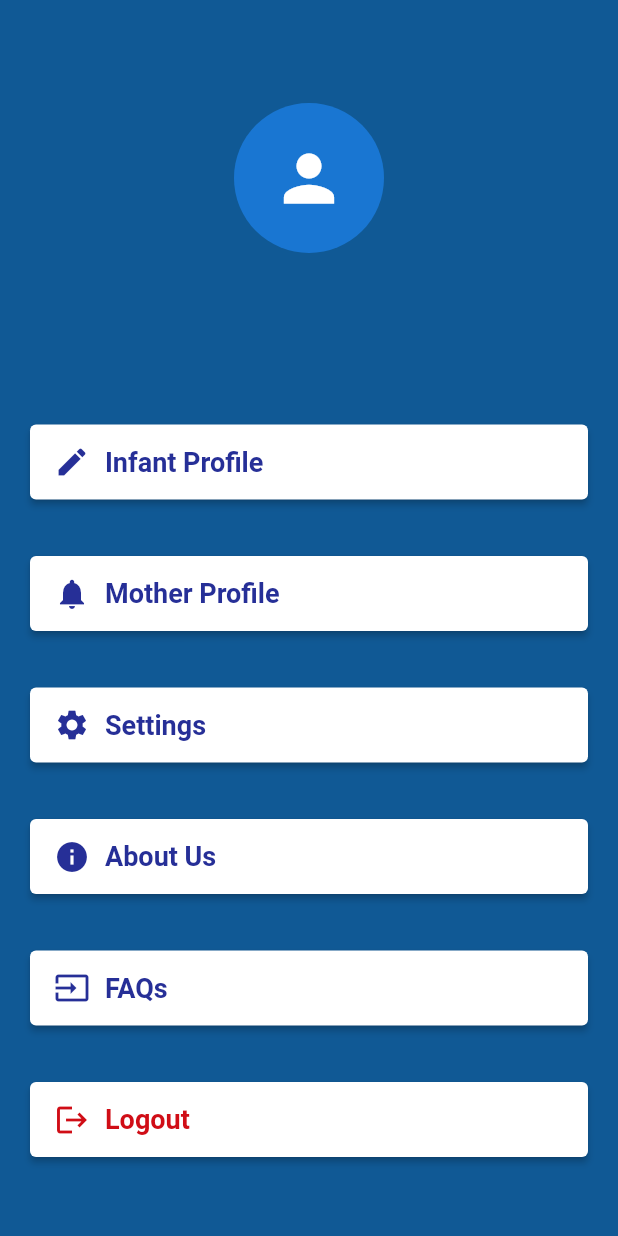
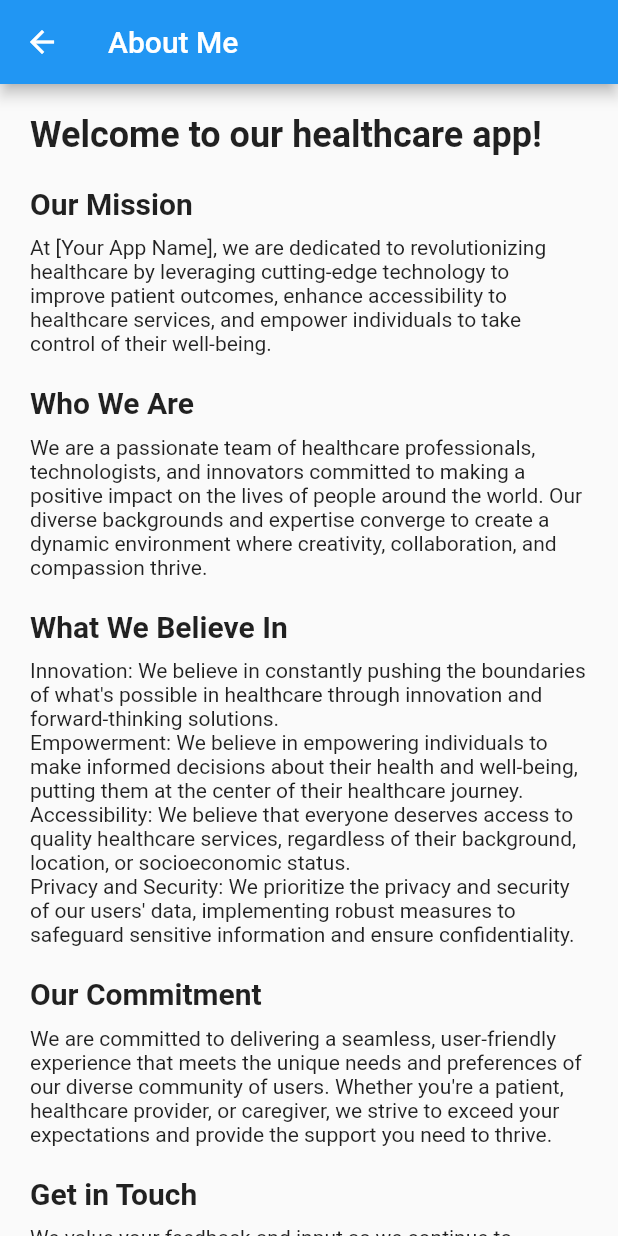
Before and after one commit to Gairik-Shandilya/Infant-PhysioTherapy, a Flutter app: the MotherProfile screen opened directly, after a tap on "About Us", on a phone screen of 412 x 824 dp. Run offline on Flutter 3.47's test engine with Material 2 defaults, Android fonts, the light colour scheme and no system bars; our stand-ins replace cloud_firestore, firebase_auth, firebase_core, firebase_storage, image_cropper, image_picker and 1 more; accounts and stored records are empty; generated files the repository leaves out were written again.

Commit message:
Refactoring changes

```diff
--- a/lib/doctors/d_homepage.dart
+++ b/lib/doctors/d_homepage.dart
@@ -2,7 +2,7 @@ import 'package:flutter/material.dart';
 import 'package:firebase_auth/firebase_auth.dart';
 import 'package:physiotherapy/components/articleList.dart';
 import 'package:physiotherapy/doctors/d_writearticle.dart';
-import 'package:physiotherapy/firestore_services.dart/m_services.dart';
+import 'package:physiotherapy/models/m_services.dart';
 
 class Article {
   final String title;
--- a/lib/doctors/d_profile.dart
+++ b/lib/doctors/d_profile.dart
@@ -7,9 +7,9 @@ import 'package:flutter/cupertino.dart';
 import 'package:flutter/material.dart';
 import 'package:image_cropper/image_cropper.dart';
 import 'package:image_picker/image_picker.dart';
-import 'package:physiotherapy/doctors/Faq_about.dart';
-import 'package:physiotherapy/firestore_services.dart/m_services.dart';
-import 'package:physiotherapy/mothers/m_editprofile.dart';
+import 'package:physiotherapy/models/Faq_about.dart';
+import 'package:physiotherapy/models/m_services.dart';
+import 'package:physiotherapy/models/m_editprofile.dart';
 import 'package:physiotherapy/pages/profile_selection.dart';
 
 class DoctorProfile extends StatefulWidget {
@@ -242,7 +242,13 @@ class _DoctorProfileState extends State<DoctorProfile> {
                           double.infinity, 50), // Set the height as needed
                     ),
                   ),
-                  onPressed: () {},
+                  onPressed: () {
+                    Navigator.push(
+                        context,
+                        MaterialPageRoute(
+                          builder: (context) => AboutMePage(),
+                        ));
+                  },
                   child: Row(
                     children: const [
                       Icon(
--- a/lib/doctors/d_writearticle.dart
+++ b/lib/doctors/d_writearticle.dart
@@ -1,7 +1,7 @@
 import 'package:flutter/material.dart';
 import 'package:cloud_firestore/cloud_firestore.dart';
 import 'package:firebase_auth/firebase_auth.dart';
-import 'package:physiotherapy/firestore_services.dart/m_services.dart';
+import 'package:physiotherapy/models/m_services.dart';
 
 class Article {
   final String title;
--- a/lib/doctors/Faq_about.dart
+++ b/lib/models/Faq_about.dart
@@ -1,9 +1,111 @@
+import 'package:flutter/material.dart';
 
-import 'package:flutter/material.dart';
+class AboutMePage extends StatelessWidget {
+  @override
+  Widget build(BuildContext context) {
+    return Scaffold(
+      appBar: AppBar(
+        title: Text('About Me'),
+      ),
+      body: SingleChildScrollView(
+        padding: EdgeInsets.all(20.0),
+        child: Column(
+          crossAxisAlignment: CrossAxisAlignment.start,
+          children: [
+            Text(
+              'Welcome to our healthcare app!',
+              style: TextStyle(
+                fontSize: 24,
+                fontWeight: FontWeight.bold,
+              ),
+            ),
+            SizedBox(height: 20),
+            Text(
+              'Our Mission',
+              style: TextStyle(
+                fontSize: 20,
+                fontWeight: FontWeight.bold,
+              ),
+            ),
+            SizedBox(height: 10),
+            Text(
+              'At [Your App Name], we are dedicated to revolutionizing healthcare by leveraging cutting-edge technology to improve patient outcomes, enhance accessibility to healthcare services, and empower individuals to take control of their well-being.',
+            ),
+            SizedBox(height: 20),
+            Text(
+              'Who We Are',
+              style: TextStyle(
+                fontSize: 20,
+                fontWeight: FontWeight.bold,
+              ),
+            ),
+            SizedBox(height: 10),
+            Text(
+              'We are a passionate team of healthcare professionals, technologists, and innovators committed to making a positive impact on the lives of people around the world. Our diverse backgrounds and expertise converge to create a dynamic environment where creativity, collaboration, and compassion thrive.',
+            ),
+            SizedBox(height: 20),
+            Text(
+              'What We Believe In',
+              style: TextStyle(
+                fontSize: 20,
+                fontWeight: FontWeight.bold,
+              ),
+            ),
+            SizedBox(height: 10),
+            Text(
+              'Innovation: We believe in constantly pushing the boundaries of what\'s possible in healthcare through innovation and forward-thinking solutions.',
+            ),
+            Text(
+              'Empowerment: We believe in empowering individuals to make informed decisions about their health and well-being, putting them at the center of their healthcare journey.',
+            ),
+            Text(
+              'Accessibility: We believe that everyone deserves access to quality healthcare services, regardless of their background, location, or socioeconomic status.',
+            ),
+            Text(
+              'Privacy and Security: We prioritize the privacy and security of our users\' data, implementing robust measures to safeguard sensitive information and ensure confidentiality.',
+            ),
+            SizedBox(height: 20),
+            Text(
+              'Our Commitment',
+              style: TextStyle(
+                fontSize: 20,
+                fontWeight: FontWeight.bold,
+              ),
+            ),
+            SizedBox(height: 10),
+            Text(
+              'We are committed to delivering a seamless, user-friendly experience that meets the unique needs and preferences of our diverse community of users. Whether you\'re a patient, healthcare provider, or caregiver, we strive to exceed your expectations and provide the support you need to thrive.',
+            ),
+            SizedBox(height: 20),
+            Text(
+              'Get in Touch',
+              style: TextStyle(
+                fontSize: 20,
+                fontWeight: FontWeight.bold,
+              ),
+            ),
+            SizedBox(height: 10),
+            Text(
+              'We value your feedback and input as we continue to improve and evolve our app. If you have any questions, suggestions, or just want to say hello, please don\'t hesitate to reach out to us. We\'re here for you every step of the way.',
+            ),
+            SizedBox(height: 20),
+            Text(
+              'Thank you for choosing [Your App Name]. Together, let\'s build a healthier, happier world!',
+              style: TextStyle(
+                fontWeight: FontWeight.bold,
+              ),
+            ),
+          ],
+        ),
+      ),
+    );
+  }
+}
+
 
 class DoctorFAQ {
   // Define a list to store FAQ items
-  List<Map<String, String>> _faqList = [
+  final List<Map<String, String>> _faqList = [
     {
       'question': 'How do I add items to the doctor\'s checklist?',
       'answer':
@@ -64,7 +166,7 @@ class _DoctorChecklistFAQState extends State<DoctorChecklistFAQ> {
     return Scaffold(
       appBar: AppBar(
         backgroundColor: const Color.fromARGB(255, 16, 89, 149),
-        title: Text('FAQs'),
+        title: const Text('FAQs'),
       ),
       body: ListView.builder(
         itemCount: f1._faqList.length,
@@ -86,7 +188,7 @@ class _DoctorChecklistFAQState extends State<DoctorChecklistFAQ> {
 
 class MotherFAQ {
   // Define a list to store FAQ items
-  List<Map<String, String>> _faqList = [
+  final List<Map<String, String>> _faqList = [
     {
       'question': 'How do I add items to the doctor\'s checklist?',
       'answer':
@@ -147,7 +249,7 @@ class _MotherChecklistFAQState extends State<MotherChecklistFAQ> {
     return Scaffold(
       appBar: AppBar(
         backgroundColor: const Color.fromARGB(255, 16, 89, 149),
-        title: Text('FAQs'),
+        title: const Text('FAQs'),
       ),
       body: ListView.builder(
         itemCount: f1._faqList.length,
--- a/lib/models/checklist.dart
+++ b/lib/models/checklist.dart
@@ -1,7 +1,7 @@
 import 'package:flutter/material.dart';
 import 'package:cloud_firestore/cloud_firestore.dart';
 import 'package:firebase_auth/firebase_auth.dart';
-import 'package:physiotherapy/firestore_services.dart/m_services.dart';
+import 'package:physiotherapy/models/m_services.dart';
 
 class ChecklistItem {
   String id;
--- a/lib/mothers/m_homepage.dart
+++ b/lib/mothers/m_homepage.dart
@@ -1,6 +1,6 @@
 import 'package:flutter/material.dart';
 import 'package:physiotherapy/components/articleList.dart';
-import 'package:physiotherapy/firestore_services.dart/m_services.dart';
+import 'package:physiotherapy/models/m_services.dart';
 
 class MotherHomePage extends StatefulWidget {
   const MotherHomePage({super.key});
--- a/lib/mothers/m_profile.dart
+++ b/lib/mothers/m_profile.dart
@@ -7,9 +7,9 @@ import 'package:flutter/cupertino.dart';
 import 'package:flutter/material.dart';
 import 'package:image_cropper/image_cropper.dart';
 import 'package:image_picker/image_picker.dart';
-import 'package:physiotherapy/doctors/Faq_about.dart';
-import 'package:physiotherapy/firestore_services.dart/m_services.dart';
-import 'package:physiotherapy/mothers/m_editprofile.dart';
+import 'package:physiotherapy/models/Faq_about.dart';
+import 'package:physiotherapy/models/m_services.dart';
+import 'package:physiotherapy/models/m_editprofile.dart';
 import 'package:physiotherapy/pages/profile_selection.dart';
 
 class MotherProfile extends StatefulWidget {
@@ -43,7 +43,7 @@ class _MotherProfileState extends State<MotherProfile> {
   void cropImage(XFile file) async {
     CroppedFile? croppedFile = await ImageCropper().cropImage(
         compressQuality: 20,
-        aspectRatio:const CropAspectRatio(ratioX: 1, ratioY: 1),
+        aspectRatio: const CropAspectRatio(ratioX: 1, ratioY: 1),
         sourcePath: file.path);
     if (croppedFile != null) {
       File? croppedImage = File(croppedFile.path);
@@ -82,7 +82,7 @@ class _MotherProfileState extends State<MotherProfile> {
         context: context,
         builder: (context) {
           return AlertDialog(
-            title:const Text("Upload Profile Picture"),
+            title: const Text("Upload Profile Picture"),
             content: Column(
               mainAxisSize: MainAxisSize.min,
               children: [
@@ -146,7 +146,8 @@ class _MotherProfileState extends State<MotherProfile> {
                     backgroundColor:
                         MaterialStateProperty.all<Color>(Colors.white),
                     minimumSize: MaterialStateProperty.all<Size>(
-                      const Size(double.infinity, 50), // Set the height as needed
+                      const Size(
+                          double.infinity, 50), // Set the height as needed
                     ),
                   ),
                   onPressed: () {
@@ -179,7 +180,8 @@ class _MotherProfileState extends State<MotherProfile> {
                     backgroundColor:
                         MaterialStateProperty.all<Color>(Colors.white),
                     minimumSize: MaterialStateProperty.all<Size>(
-                      const Size(double.infinity, 50), // Set the height as needed
+                      const Size(
+                          double.infinity, 50), // Set the height as needed
                     ),
                   ),
                   onPressed: () {},
@@ -207,38 +209,17 @@ class _MotherProfileState extends State<MotherProfile> {
                     backgroundColor:
                         MaterialStateProperty.all<Color>(Colors.white),
                     minimumSize: MaterialStateProperty.all<Size>(
-                      const Size(double.infinity, 50), // Set the height as needed
+                      const Size(
+                          double.infinity, 50), // Set the height as needed
                     ),
                   ),
-                  onPressed: () {},
-                  child: Row(
-                    children: const [
-                      Icon(
-                        Icons.settings,
-                        color: Color.fromRGBO(38, 47, 151, 1),
-                      ),
-                      SizedBox(
-                        width: 10,
-                      ),
-                      Text(
-                        "Settings",
-                        style: TextStyle(
-                          fontSize: 18,
-                          fontWeight: FontWeight.bold,
-                          color: Color.fromRGBO(38, 47, 151, 1),
-                        ),
-                      ),
-                    ],
-                  )),
-              ElevatedButton(
-                  style: ButtonStyle(
-                    backgroundColor:
-                        MaterialStateProperty.all<Color>(Colors.white),
-                    minimumSize: MaterialStateProperty.all<Size>(
-                      const Size(double.infinity, 50), // Set the height as needed
-                    ),
-                  ),
-                  onPressed: () {},
+                  onPressed: () {
+                    Navigator.push(
+                        context,
+                        MaterialPageRoute(
+                          builder: (context) => AboutMePage(),
+                        ));
+                  },
                   child: Row(
                     children: const [
                       Icon(
@@ -297,7 +278,8 @@ class _MotherProfileState extends State<MotherProfile> {
                     backgroundColor:
                         MaterialStateProperty.all<Color>(Colors.white),
                     minimumSize: MaterialStateProperty.all<Size>(
-                      const Size(double.infinity, 50), // Set the height as needed
+                      const Size(
+                          double.infinity, 50), // Set the height as needed
                     ),
                   ),
                   onPressed: () {
--- a/lib/pages/m_articles.dart
+++ /dev/null
@@ -1,14 +0,0 @@
-import 'package:flutter/material.dart';
-
-class ArticlePage extends StatelessWidget {
-  const ArticlePage({super.key});
-
-  @override
-  Widget build(BuildContext context) {
-    return const Scaffold(
-      body: Center(
-        child: Text('article'),
-      ),
-    );
-  }
-}
```
Also changed, not shown: lib/doctors/d_details.dart (+0 -119 lines), lib/models/m_editprofile.dart (renamed from lib/mothers/m_editprofile.dart), lib/models/m_services.dart (renamed from lib/firestore_services.dart/m_services.dart).
